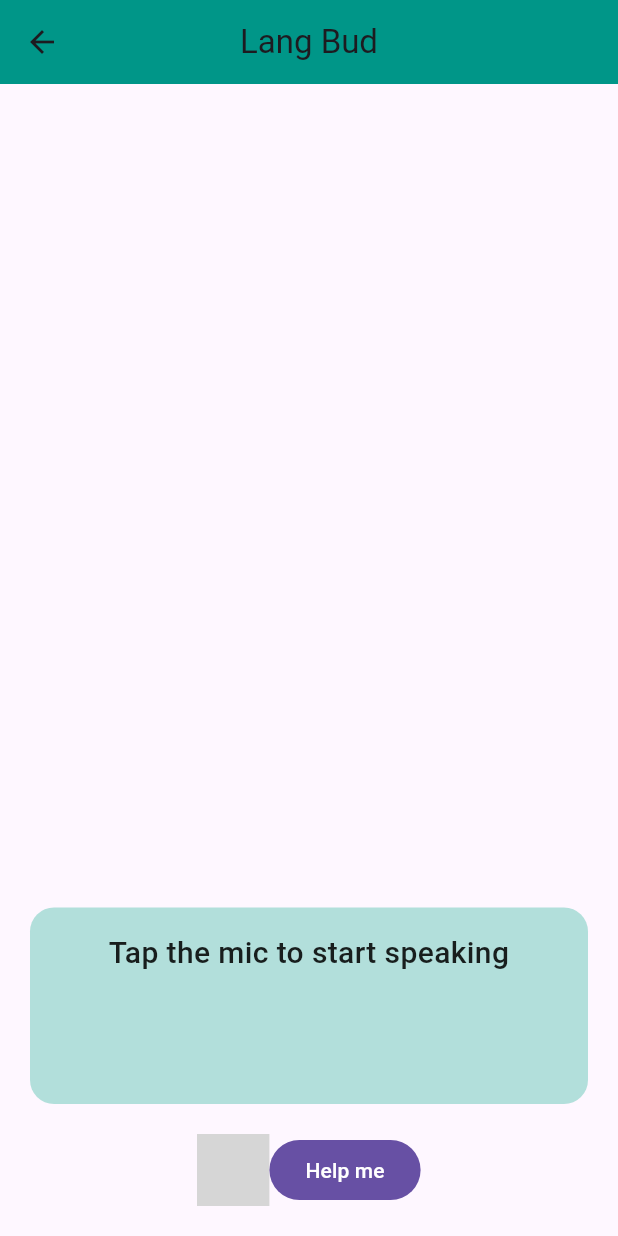
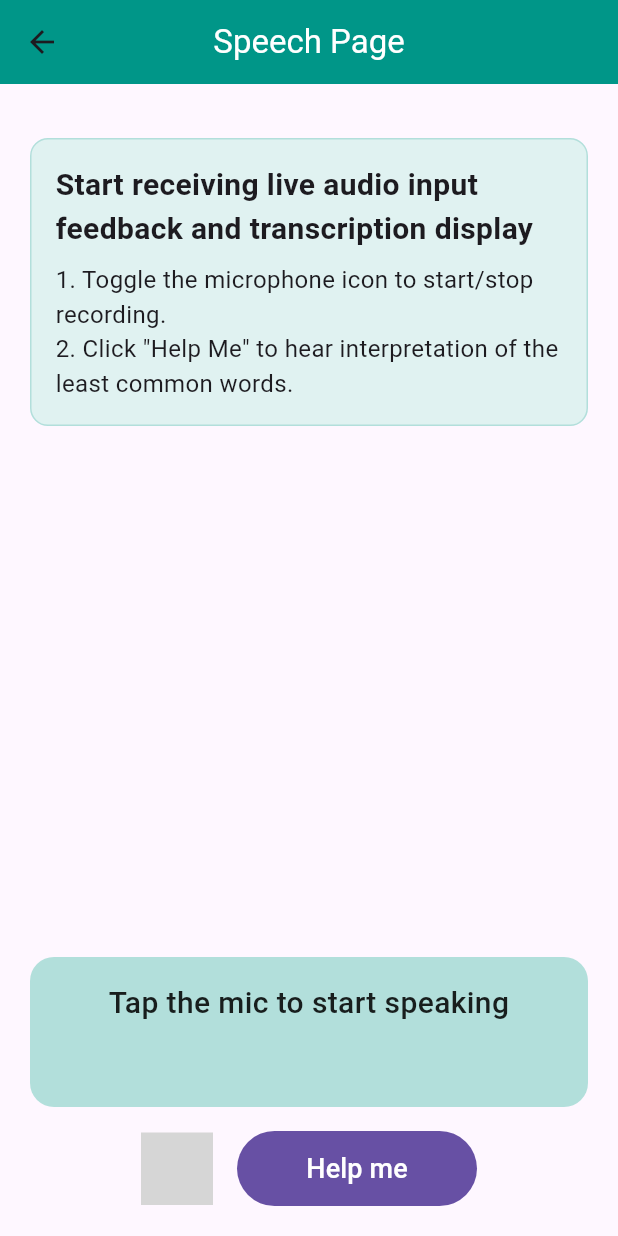
Before and after one commit to XmanJL/NL-SideKick, a Flutter app: the screen it shows after launch, after a tap on "Start Listening", on a phone screen of 412 x 824 dp. Run offline on Flutter 3.47's test engine with Material 3 defaults, Android fonts, the light colour scheme and no system bars; our stand-ins replace just_audio, shared_preferences; missing offline and left inert: speech_to_text_ultra; grey boxes are pictures that could not be loaded.

Commit message:
clean up unnecessary files and ui

```diff
--- /dev/null
+++ b/frontend/devtools_options.yaml
@@ -0,0 +1,3 @@
+description: This file stores settings for Dart & Flutter DevTools.
+documentation: https://docs.flutter.dev/tools/devtools/extensions#configure-extension-enablement-states
+extensions:
--- a/frontend/lib/screens/dashboard_screen.dart
+++ b/frontend/lib/screens/dashboard_screen.dart
@@ -13,7 +13,7 @@
   @override
   Widget build(BuildContext context) {
     return MaterialApp(
-      title: 'Language Buddy',
+      title: 'SideKick',
       debugShowCheckedModeBanner: false,
       home: const DashboardScreen(),
     );
@@ -27,7 +27,8 @@
   Widget build(BuildContext context) {
     return Scaffold(
       appBar: AppBar(
-        title: const Text('Welcome to Language Buddy!'),
+        title: const Text('Welcome to SideKick!',
+            style: TextStyle(color: Colors.white)),
         backgroundColor: Colors.teal,
         centerTitle: true,
       ),
@@ -49,7 +50,7 @@
               children: [
                 Align(
                   child: const Text(
-                    'Hello! Ready to start learning?',
+                    'Hey! Ready to start learning?',
                     textAlign: TextAlign.center,
                     style: TextStyle(
                       fontSize: 40,
@@ -75,7 +76,7 @@
                 const SizedBox(height: 20),
                 DashboardButton(
                   icon: Icons.book,
-                  label: 'Vocabulary History',
+                  label: 'Sentence History',
                   backgroundColor: Colors.deepPurple,
                   onTap: () {
                     Navigator.push(
@@ -135,7 +136,7 @@
       onTap: widget.onTap,
       child: AnimatedContainer(
         duration: const Duration(milliseconds: 100),
-        width: MediaQuery.of(context).size.width * 0.35,
+        width: MediaQuery.of(context).size.width * 0.75,
         padding: const EdgeInsets.symmetric(vertical: 16),
         decoration: BoxDecoration(
           color: _isPressed
--- a/frontend/lib/screens/settings_screen.dart
+++ b/frontend/lib/screens/settings_screen.dart
@@ -12,15 +12,11 @@
 }
 
 class _SettingsScreenState extends State<SettingsScreen> {
-
-
-
-
   @override
   Widget build(BuildContext context) {
     return Scaffold(
       appBar: AppBar(
-        title: const Text('Settings'),
+        title: const Text('Settings', style: TextStyle(color: Colors.white)),
         backgroundColor: Colors.teal,
         centerTitle: true,
       ),
--- a/frontend/lib/screens/speech_screen.dart
+++ b/frontend/lib/screens/speech_screen.dart
@@ -3,7 +3,6 @@
 import 'package:speech_to_text_ultra/speech_to_text_ultra.dart';
 import 'package:just_audio/just_audio.dart';
 import 'settings_screen.dart';
-import 'package:scrollable_text_indicator/scrollable_text_indicator.dart';
 
 class SpeechScreen extends StatefulWidget {
   const SpeechScreen({super.key});
@@ -31,7 +30,6 @@
     final prefs = await SharedPreferences.getInstance();
     final List<String> existing = prefs.getStringList('challengingWords') ?? [];
 
-    // Add only if it's non-empty and not a duplicate
     if (sentence.trim().isNotEmpty && !existing.contains(sentence)) {
       existing.add(sentence.trim());
       await prefs.setStringList('challengingWords', existing);
@@ -39,7 +37,6 @@
     }
   }
 
-  // Text to display in the main speech bubble
   String get _displayText {
     if (_showListeningPrompt) {
       return 'Listening...';
@@ -50,9 +47,6 @@
     }
   }
 
-
-
-  // Resets live session state (not persistent saved sentence)
   void _reset() {
     setState(() {
       _isListening = false;
@@ -60,19 +54,16 @@
       _finalText = '';
       _showListeningPrompt = false;
       _wasListening = false;
-      // _hasSaved stays false until next session
     });
   }
 
   @override
   Widget build(BuildContext context) {
-    List<String> tokenizedString;
-    List<String> truncatedString;
+    var player1 = AudioPlayer();
 
-    var player1 = AudioPlayer();
     return Scaffold(
       appBar: AppBar(
-        title: const Text('Lang Bud'),
+        title: const Text('Speech Page', style: TextStyle(color: Colors.white)),
         backgroundColor: Colors.teal,
         centerTitle: true,
       ),
@@ -80,7 +71,36 @@
         child: Padding(
           padding: const EdgeInsets.all(20),
           child: Column(
+            crossAxisAlignment: CrossAxisAlignment.start,
             children: [
+              // Instructional helper box
+              Container(
+                padding: const EdgeInsets.all(16),
+                margin: const EdgeInsets.only(top: 16, bottom: 16),
+                decoration: BoxDecoration(
+                  color: Colors.teal.shade50,
+                  border: Border.all(color: Colors.teal.shade100),
+                  borderRadius: BorderRadius.circular(12),
+                ),
+                child: const Column(
+                  crossAxisAlignment: CrossAxisAlignment.start,
+                  children: [
+                    Text(
+                      'Start receiving live audio input feedback and transcription display',
+                      style:
+                          TextStyle(fontSize: 20, fontWeight: FontWeight.w600),
+                    ),
+                    SizedBox(height: 8),
+                    Text(
+                        '1. Toggle the microphone icon to start/stop recording.',
+                        style: TextStyle(fontSize: 16)),
+                    Text(
+                        '2. Click "Help Me" to hear interpretation of the least common words.',
+                        style: TextStyle(fontSize: 16)),
+                  ],
+                ),
+              ),
+
               const Spacer(),
 
               // Display box showing live/final transcription
@@ -95,10 +115,9 @@
                   color: Colors.teal.shade100,
                   borderRadius: BorderRadius.circular(16),
                 ),
-
                 child: SingleChildScrollView(
-                      child: Column(
-                      children:[Text(
+                  child: Column(children: [
+                    Text(
                       _displayText,
                       style: const TextStyle(
                         fontSize: 20,
@@ -107,15 +126,18 @@
                       ),
                       textAlign: TextAlign.center,
                     ),
-                      SizedBox(height: 70),
-                      ]
-                    )
+                    const SizedBox(height: 20),
+                  ]),
                 ),
               ),
+
+              const SizedBox(height: 16),
+
               // Show saved sentence below if one exists
-              const SizedBox(height: 10),
               if (_savedSentences.isNotEmpty)
-                Container(
+                Align(
+                  alignment: Alignment.center,
+                  child: Container(
                     padding: const EdgeInsets.all(12),
                     margin: const EdgeInsets.only(bottom: 10),
                     decoration: BoxDecoration(
@@ -127,8 +149,7 @@
                       style: const TextStyle(fontSize: 16),
                     ),
                   ),
-
-              const SizedBox(height: 10),
+                ),
 
               // Speech input widget from speech_to_text_ultra package
               Row(
@@ -156,9 +177,8 @@
                         _wasListening = isListening;
                       });
 
-                      // When user stops talking and we haven't saved yet
                       if (!isListening && !_hasSaved) {
-                        _hasSaved = true; // Lock to prevent saving again
+                        _hasSaved = true;
 
                         Future.delayed(const Duration(milliseconds: 300), () {
                           if (!mounted) return;
@@ -169,37 +189,35 @@
 
                           if (resultToSave.isNotEmpty) {
                             setState(() {
-
                               var spaceCount = 0;
                               var cutOffIndex = -1;
 
-                              for (int i = resultToSave.length - 1; i >= 0; i--){
-
-                                if (resultToSave[i] == ' '){
+                              for (int i = resultToSave.length - 1;
+                                  i >= 0;
+                                  i--) {
+                                if (resultToSave[i] == ' ') {
                                   spaceCount++;
                                 }
-                                if (spaceCount == 30){
+                                if (spaceCount == 30) {
                                   cutOffIndex = i;
                                 }
                               }
-                              if (cutOffIndex != -1){
-
-                                resultToSave = resultToSave.substring(cutOffIndex, resultToSave.length);
-
+                              if (cutOffIndex != -1) {
+                                resultToSave =
+                                    resultToSave.substring(cutOffIndex).trim();
                               }
 
                               _savedSentences = resultToSave;
                             });
 
-                            // Save the result into SharedPreferences history
                             _saveToHistory(_savedSentences);
 
-                            debugPrint('saved_sentence variable now has: $_savedSentences');
+                            debugPrint(
+                                'saved_sentence variable now has: $_savedSentences');
                             debugPrint('*Settings:');
                             debugPrint('Playback Speed: $playback');
                             debugPrint('Number of Uncommon Words: $count');
                             debugPrint('Volume Level: $volume');
-
                           }
 
                           _reset();
@@ -211,17 +229,22 @@
                     startIconColor: Colors.teal,
                     pauseIconColor: Colors.red,
                   ),
-                  const SizedBox(height: 10),
-                  FilledButton(onPressed: () async {
-
-                    await player1.setUrl('http://127.0.0.1:5000/content/$_savedSentences/$count');
+                  const SizedBox(width: 16),
+                  SizedBox(
+                    width: 160,
+                    height: 50,
+                    child: FilledButton(
+                      onPressed: () async {
+                        await player1.setUrl(
+                            'http://127.0.0.1:5000/content/$_savedSentences/$count');
                         player1.setVolume(volume);
                         player1.setSpeed(playback);
                         player1.play();
-                  }, child: const Text("Help me"),
-
-
+                      },
+                      child:
+                          const Text("Help me", style: TextStyle(fontSize: 18)),
                     ),
+                  )
                 ],
               ),
             ],
--- a/frontend/pubspec.yaml
+++ b/frontend/pubspec.yaml
@@ -37,8 +37,7 @@
   speech_to_text: ^6.6.0
   speech_to_text_ultra: ^0.0.3
   shared_preferences: ^2.2.2
-  just_audio: ^0.10.0
-  scrollable_text_indicator: ^0.0.2
+  just_audio: ^0.9.46
 
 dev_dependencies:
   flutter_test:
```
Also changed, not shown: frontend/lib/screens/history_screen.dart (+5 -4 lines), frontend/pubspec.lock, 5 other files. Lines whose indentation alone changed are shown as unchanged.
